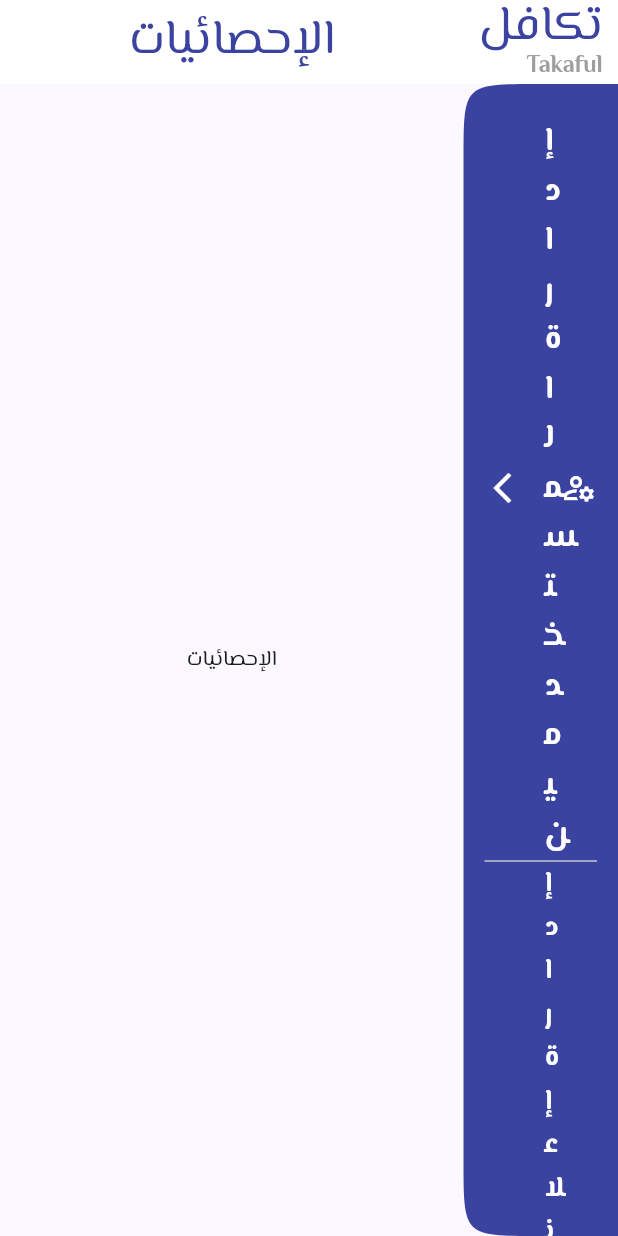
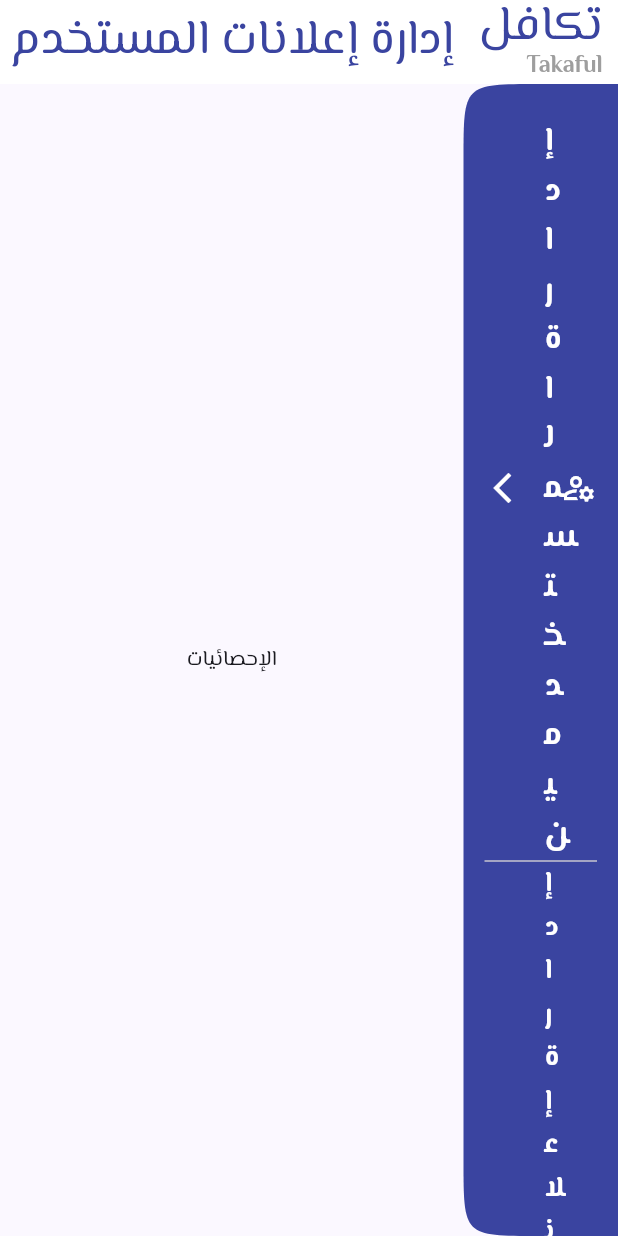
Before and after one commit to omarabukaraki/Takaful-Admin, a Flutter app: the HomePage screen opened directly, after a tap on "إدارة إعلانات المستخدم", on a phone screen of 412 x 824 dp. Run offline on Flutter 3.47's test engine with Material 3 defaults, Android fonts, the phone set to English and light mode, and no system bars; our stand-ins replace firebase_core; accounts and stored records are empty.

Commit message:
final finish sidebar

```diff
--- a/lib/features/home/presentation/view/home_page.dart
+++ b/lib/features/home/presentation/view/home_page.dart
@@ -27,6 +27,7 @@ class _HomePageState extends State<HomePage> {
     GenerateAnaliticesPage(),
   ];
   int index = 5;
+  String appBarTitle = 'الإحصائيات';
   @override
   Widget build(BuildContext context) {
     return Scaffold(
@@ -40,10 +41,11 @@ class _HomePageState extends State<HomePage> {
             SizedBox(
               width: MediaQuery.of(context).size.width -
                   MediaQuery.of(context).size.width / 4,
-              child: const Center(
+              child: Center(
                 child: Text(
-                  'الإحصائيات',
-                  style: TextStyle(fontSize: 32, color: AppColor.kPrimary),
+                  appBarTitle,
+                  style:
+                      const TextStyle(fontSize: 32, color: AppColor.kPrimary),
                 ),
               ),
             ),
@@ -98,6 +100,7 @@ class _HomePageState extends State<HomePage> {
                   onTap: () {
                     setState(() {
                       index = 0;
+                      appBarTitle = AppString.textManageUserPosts;
                     });
                   },
                   title: AppString.textManageUserPosts,
@@ -108,6 +111,7 @@ class _HomePageState extends State<HomePage> {
                   onTap: () {
                     setState(() {
                       index = 1;
+                      appBarTitle = AppString.textSendNotiToUsers;
                     });
                   },
                   title: AppString.textSendNotiToUsers,
@@ -118,6 +122,7 @@ class _HomePageState extends State<HomePage> {
                   onTap: () {
                     setState(() {
                       index = 2;
+                      appBarTitle = AppString.textBanUser;
                     });
                   },
                   title: AppString.textBanUser,
@@ -128,6 +133,7 @@ class _HomePageState extends State<HomePage> {
                   onTap: () {
                     setState(() {
                       index = 3;
+                      appBarTitle = AppString.textDeletePost;
                     });
                   },
                   title: AppString.textDeletePost,
@@ -144,6 +150,7 @@ class _HomePageState extends State<HomePage> {
                   onTap: () {
                     setState(() {
                       index = 4;
+                      appBarTitle = AppString.textAddCategory;
                     });
                   },
                   title: AppString.textAddCategory,
@@ -154,6 +161,7 @@ class _HomePageState extends State<HomePage> {
                   onTap: () {
                     setState(() {
                       index = 5;
+                      appBarTitle = AppString.textAnalitices;
                     });
                   },
                   title: AppString.textAnalitices,
```
